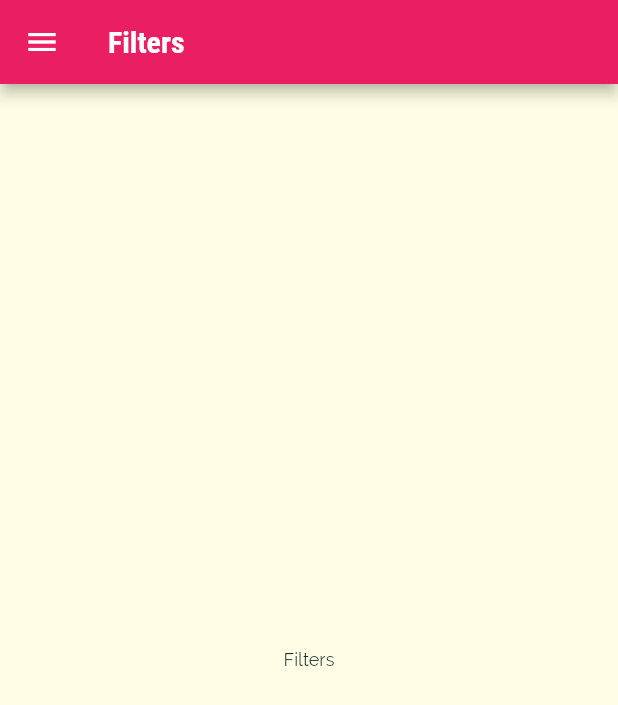
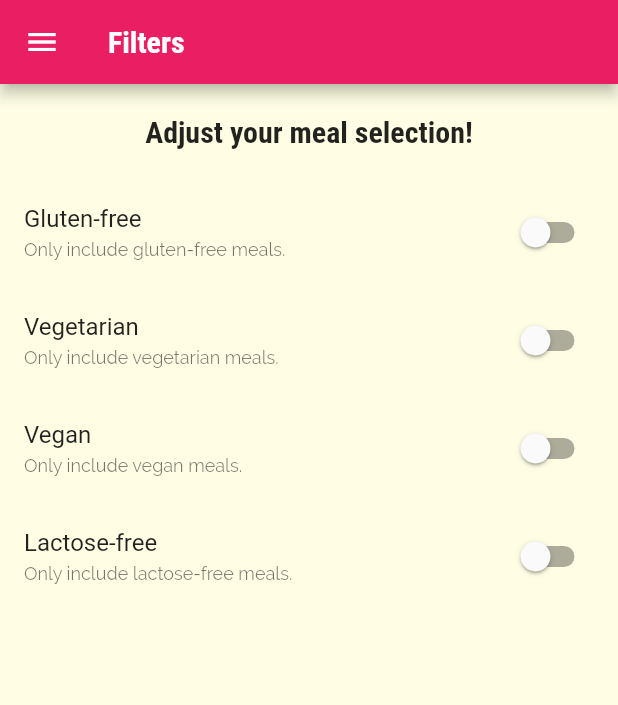
Before and after one commit to polnikovandrey/meals_app, a Flutter app: the FiltersScreen screen opened by its route, on a phone screen of 412 x 824 dp. Shown: the top 705 px of the screen. Run offline on Flutter 3.47's test engine with Material 2 defaults, Android fonts, the phone set to English and light mode, and no system bars.

Commit message:
+ filtering logic

```diff
--- a/lib/screens/filters_screen.dart
+++ b/lib/screens/filters_screen.dart
@@ -1,19 +1,56 @@
 import 'package:flutter/material.dart';
 import 'package:meals_app/widgets/main_drawer.dart';
 
-class FiltersScreen extends StatelessWidget {
+class FiltersScreen extends StatefulWidget {
   static const routeName = '/filters';
 
   const FiltersScreen({Key? key}) : super(key: key);
+
+  @override
+  State<FiltersScreen> createState() => _FiltersScreenState();
+}
+
+class _FiltersScreenState extends State<FiltersScreen> {
+  var _glutenFree = false;
+  var _vegetarian = false;
+  var _vegan = false;
+  var _lactoseFree = false;
 
   @override
   Widget build(BuildContext context) {
     return Scaffold(
       appBar: AppBar(title: const Text('Filters')),
       drawer: const MainDrawer(),
-      body: const Center(
-        child: Text('Filters'),
+      body: Column(
+        children: [
+          Container(
+            padding: const EdgeInsets.all(20),
+            child: Text(
+              'Adjust your meal selection!',
+              style: Theme.of(context).textTheme.headline6,
+            ),
+          ),
+          Expanded(
+            child: ListView(
+              children: [
+                _createSwitchListTile('Gluten-free', 'Only include gluten-free meals.', _glutenFree, (value) => _glutenFree = value),
+                _createSwitchListTile('Vegetarian', 'Only include vegetarian meals.', _vegetarian, (value) => _vegetarian = value),
+                _createSwitchListTile('Vegan', 'Only include vegan meals.', _vegan, (value) => _vegan = value),
+                _createSwitchListTile('Lactose-free', 'Only include lactose-free meals.', _lactoseFree, (value) => _lactoseFree = value),
+              ],
+            ),
+          ),
+        ],
       ),
     );
   }
+
+  Widget _createSwitchListTile(String title, String subtitle, bool value, void Function(bool value) updateStateFunction) {
+    return SwitchListTile(
+      title: Text(title),
+      subtitle: Text(subtitle),
+      value: value,
+      onChanged: (value) => setState(() => updateStateFunction(value)),
+    );
+  }
 }
```
